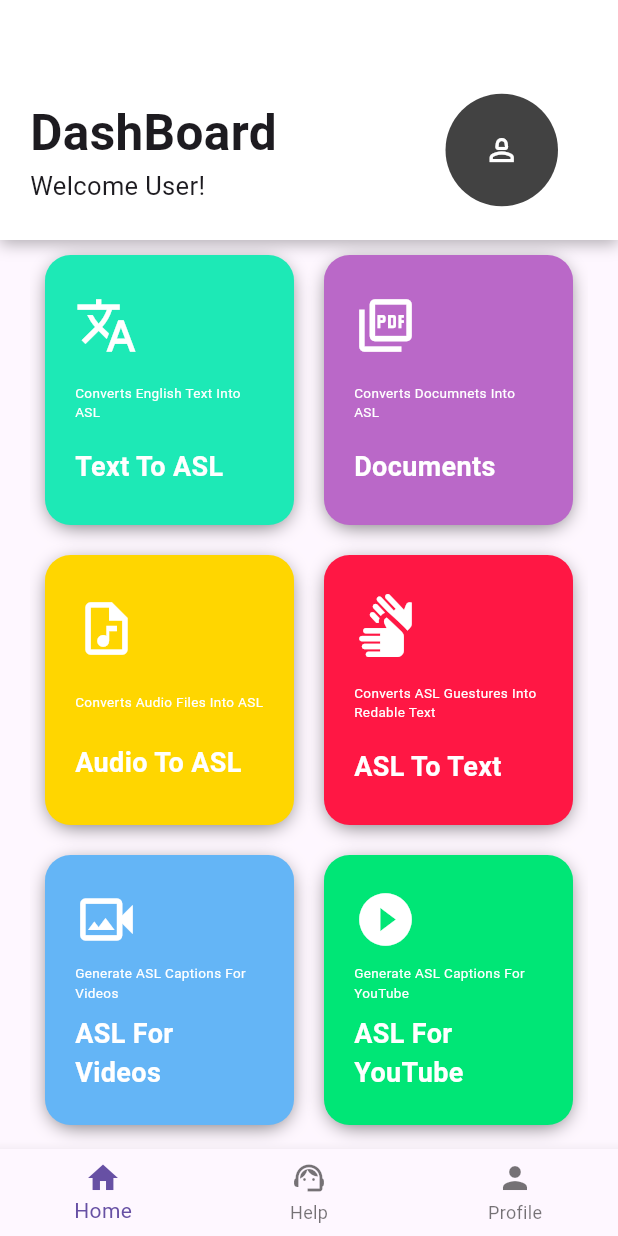
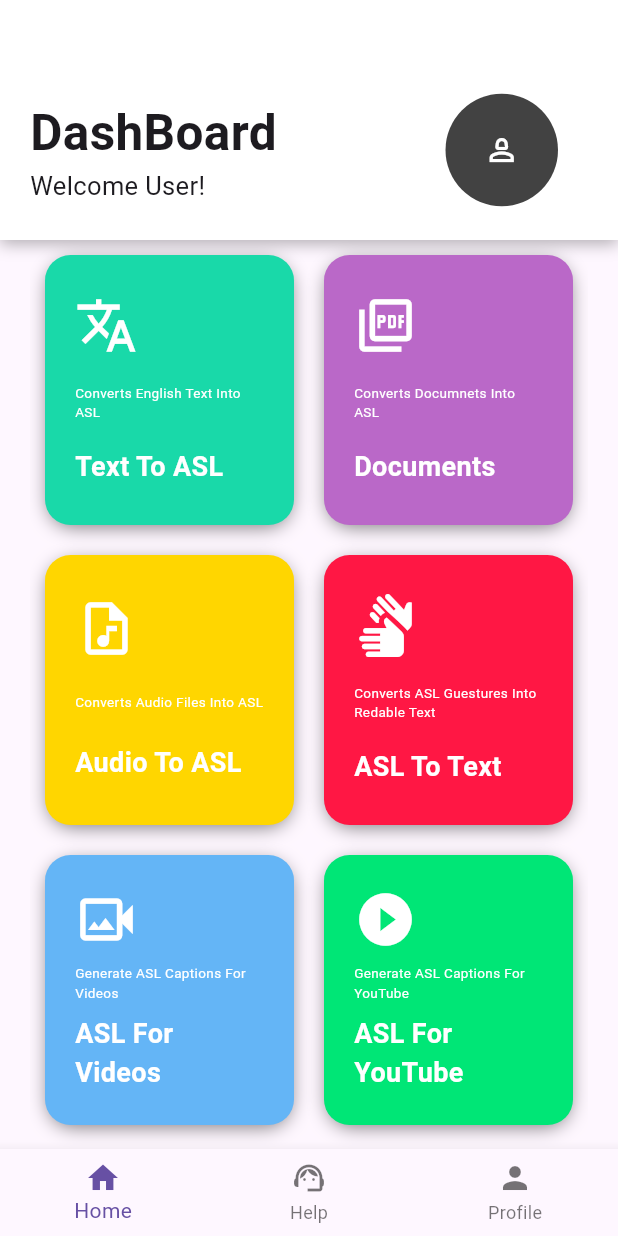
Before and after one commit to Deshan0802/SDGP, a Flutter app: the newDashBoard screen opened directly, on a phone screen of 412 x 824 dp. Run offline on Flutter 3.47's test engine with Material 3 defaults, Android fonts, the phone set to English and light mode, and no system bars; drawn by our look-alikes of flutter_settings_screens; our stand-ins replace file_picker, firebase_auth, fluttertoast, image_picker, just_audio, permission_handler and 1 more; missing offline and left inert: flutter_sound; accounts and stored records are empty.

Commit message:
Fix errors in 'dashboard_screen.dart' file

```diff
--- a/frontend/lib/screens/dashboard_screen.dart
+++ b/frontend/lib/screens/dashboard_screen.dart
@@ -1,5 +1,5 @@
 import 'package:flutter/material.dart';
-import 'package:front_end/screens/pdf_to_asl_screen.dart';
+import 'package:front_end/screens/documet_to_asl_screen.dart';
 import 'package:front_end/screens/profile_screen.dart';
 import 'package:front_end/screens/text_to_asl_screen.dart';
 import 'package:front_end/widgets/reusable.dart';
@@ -84,7 +84,7 @@ class newDashBoard extends StatelessWidget {
                   Row(
                     children: [
                       FeatureSection(
-                        color: Colors.tealAccent.shade400,
+                        color: Color.fromARGB(255, 25, 217, 169),
                         iconType: Icons.translate,
                         featureName: "Text To ASL",
                         featureDescription: 'Converts English Text Into ASL',
```
